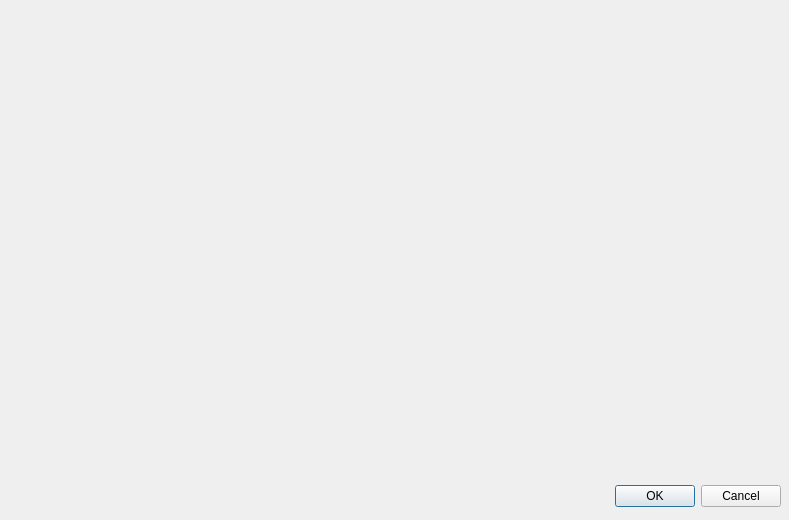
Old version of the form src/settingdialog.ui in the repository baduhai/Koi.
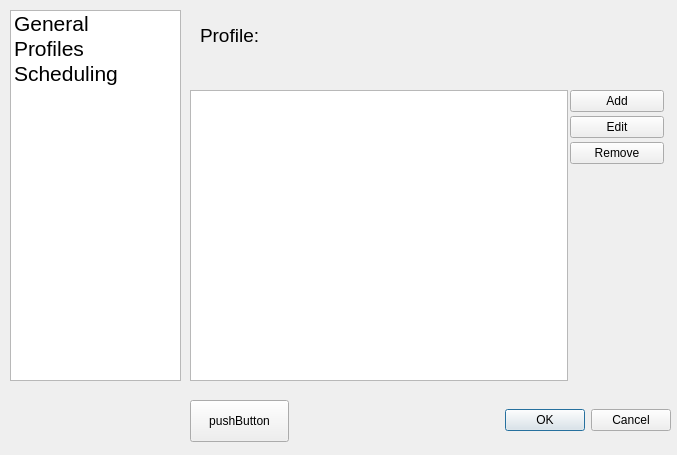
New version of the form. Icons and pictures are not drawn.

Commit message:
Adding GUI of general and profile page
also linking them to the list on the left

Patch:
```diff
--- a/src/settingdialog.ui
+++ b/src/settingdialog.ui
@@ -6,8 +6,8 @@
    <rect>
     <x>0</x>
     <y>0</y>
-    <width>789</width>
-    <height>520</height>
+    <width>677</width>
+    <height>455</height>
    </rect>
   </property>
   <property name="windowTitle">
@@ -16,10 +16,10 @@
   <widget class="QDialogButtonBox" name="buttonBox">
    <property name="geometry">
     <rect>
-     <x>320</x>
-     <y>480</y>
-     <width>461</width>
-     <height>32</height>
+     <x>220</x>
+     <y>400</y>
+     <width>451</width>
+     <height>41</height>
     </rect>
    </property>
    <property name="orientation">
@@ -29,6 +29,209 @@
     <set>QDialogButtonBox::Cancel|QDialogButtonBox::Ok</set>
    </property>
   </widget>
+  <widget class="QListWidget" name="sPageList">
+   <property name="geometry">
+    <rect>
+     <x>10</x>
+     <y>10</y>
+     <width>171</width>
+     <height>371</height>
+    </rect>
+   </property>
+   <item>
+    <property name="text">
+     <string>General</string>
+    </property>
+    <property name="font">
+     <font>
+      <pointsize>16</pointsize>
+     </font>
+    </property>
+    <property name="icon">
+     <iconset theme="start">
+      <normaloff>.</normaloff>.</iconset>
+    </property>
+   </item>
+   <item>
+    <property name="text">
+     <string>Profiles</string>
+    </property>
+    <property name="font">
+     <font>
+      <pointsize>16</pointsize>
+     </font>
+    </property>
+    <property name="icon">
+     <iconset theme="style">
+      <normaloff>.</normaloff>.</iconset>
+    </property>
+   </item>
+   <item>
+    <property name="text">
+     <string>Scheduling</string>
+    </property>
+    <property name="font">
+     <font>
+      <pointsize>16</pointsize>
+     </font>
+    </property>
+    <property name="icon">
+     <iconset theme="time">
+      <normaloff>.</normaloff>.</iconset>
+    </property>
+   </item>
+  </widget>
+  <widget class="QStackedWidget" name="stackedWidget">
+   <property name="geometry">
+    <rect>
+     <x>180</x>
+     <y>10</y>
+     <width>491</width>
+     <height>381</height>
+    </rect>
+   </property>
+   <property name="currentIndex">
+    <number>1</number>
+   </property>
+   <widget class="QWidget" name="generalPage">
+    <widget class="QCheckBox" name="checkBox">
+     <property name="geometry">
+      <rect>
+       <x>190</x>
+       <y>40</y>
+       <width>181</width>
+       <height>26</height>
+      </rect>
+     </property>
+     <property name="text">
+      <string>Enable Notifications</string>
+     </property>
+    </widget>
+    <widget class="QCheckBox" name="checkBox_2">
+     <property name="geometry">
+      <rect>
+       <x>190</x>
+       <y>100</y>
+       <width>171</width>
+       <height>26</height>
+      </rect>
+     </property>
+     <property name="text">
+      <string>Start Hidden</string>
+     </property>
+    </widget>
+    <widget class="QCheckBox" name="checkBox_3">
+     <property name="geometry">
+      <rect>
+       <x>190</x>
+       <y>160</y>
+       <width>151</width>
+       <height>26</height>
+      </rect>
+     </property>
+     <property name="text">
+      <string>AutoStart</string>
+     </property>
+    </widget>
+   </widget>
+   <widget class="QWidget" name="profilePage">
+    <widget class="QListView" name="listView_2">
+     <property name="geometry">
+      <rect>
+       <x>10</x>
+       <y>80</y>
+       <width>378</width>
+       <height>291</height>
+      </rect>
+     </property>
+    </widget>
+    <widget class="QWidget" name="layoutWidget">
+     <property name="geometry">
+      <rect>
+       <x>390</x>
+       <y>80</y>
+       <width>94</width>
+       <height>291</height>
+      </rect>
+     </property>
+     <layout class="QVBoxLayout" name="verticalLayout_8">
+      <item>
+       <layout class="QVBoxLayout" name="verticalLayout_9">
+        <property name="spacing">
+         <number>4</number>
+        </property>
+        <item>
+         <widget class="QPushButton" name="pushButton_10">
+          <property name="text">
+           <string>Add</string>
+          </property>
+         </widget>
+        </item>
+        <item>
+         <widget class="QPushButton" name="pushButton_11">
+          <property name="text">
+           <string>Edit</string>
+          </property>
+         </widget>
+        </item>
+        <item>
+         <widget class="QPushButton" name="pushButton_12">
+          <property name="text">
+           <string>Remove</string>
+          </property>
+         </widget>
+        </item>
+        <item>
+         <spacer name="verticalSpacer_4">
+          <property name="orientation">
+           <enum>Qt::Vertical</enum>
+          </property>
+          <property name="sizeHint" stdset="0">
+           <size>
+            <width>20</width>
+            <height>40</height>
+           </size>
+          </property>
+         </spacer>
+        </item>
+       </layout>
+      </item>
+     </layout>
+    </widget>
+    <widget class="QLabel" name="label">
+     <property name="geometry">
+      <rect>
+       <x>20</x>
+       <y>10</y>
+       <width>111</width>
+       <height>31</height>
+      </rect>
+     </property>
+     <property name="font">
+      <font>
+       <pointsize>14</pointsize>
+      </font>
+     </property>
+     <property name="text">
+      <string>Profile:</string>
+     </property>
+    </widget>
+   </widget>
+   <widget class="QWidget" name="schedulePage"/>
+  </widget>
+  <widget class="QPushButton" name="pushButton">
+   <property name="geometry">
+    <rect>
+     <x>190</x>
+     <y>400</y>
+     <width>99</width>
+     <height>42</height>
+    </rect>
+   </property>
+   <property name="text">
+    <string>pushButton</string>
+   </property>
+  </widget>
  </widget>
  <resources/>
  <connections>
```
Left out of the diff: 32 changed lines with no effect on the pictures. The commit also changes 4 other files.
